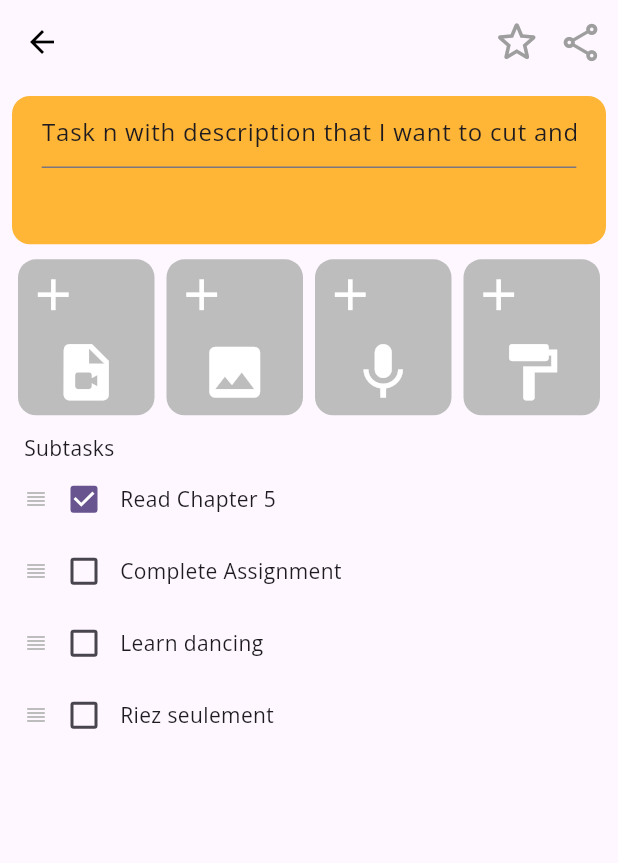
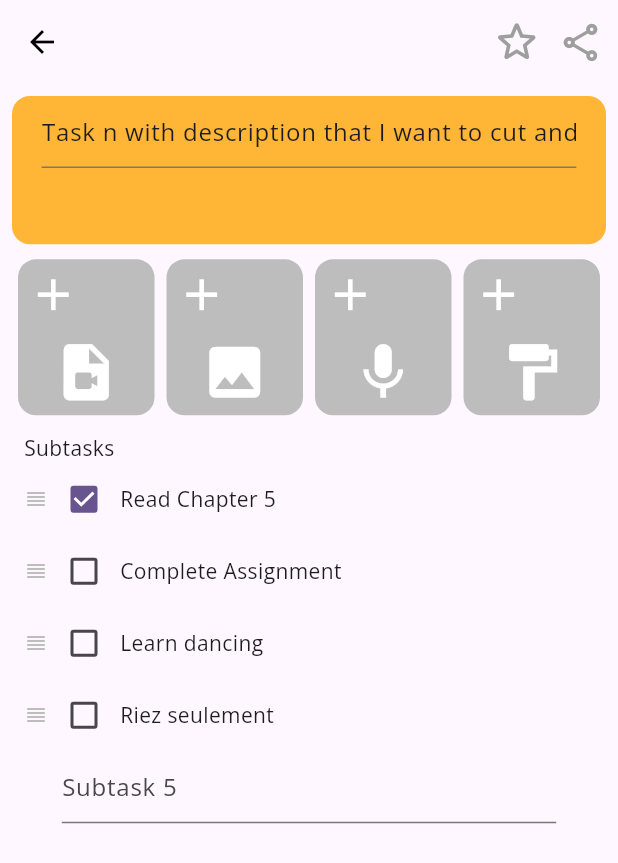
Before and after one commit to Hallcoder/znotes, a Flutter app: the NoteCreationPage screen opened by its route, on a phone screen of 412 x 824 dp. Shown: the top 863 px of the screen. Run offline on Flutter 3.47's test engine with Material 3 defaults, Android fonts, the phone set to English and light mode, and no system bars; our stand-ins replace audioplayers, auto_route, fluttertoast, video_player; missing offline and left inert: clipboard.

```diff
--- a/lib/components/NoteCreationPage/AddSubtaskTextField.dart
+++ b/lib/components/NoteCreationPage/AddSubtaskTextField.dart
@@ -1,6 +1,10 @@
 import 'package:flutter/cupertino.dart';
 import 'package:flutter/material.dart';
 import 'package:flutter/widgets.dart';
+import 'package:provider/provider.dart';
+import 'package:znotes/components/NoteCreationPage/SubtaskTile.dart';
+import 'package:znotes/models/NoteCreationModel.dart';
+import 'package:znotes/utils/content_types.dart';
 
 class AddSubtaskTextField extends StatefulWidget {
   const AddSubtaskTextField({Key? key}) : super(key: key);
@@ -10,27 +14,37 @@ class AddSubtaskTextField extends StatefulWidget {
 }
 
 class _AddSubtaskTextFieldState extends State<AddSubtaskTextField> {
+  bool isAddingTask = false;
   @override
   Widget build(BuildContext context) {
-    bool isAddingTask = false;
     TextEditingController textEditingController = TextEditingController();
-    return GestureDetector(
+    final noteCreationProvider = Provider.of<NoteCreationModel>(context);
+    Note note = noteCreationProvider.note;
+    return !isAddingTask
+        ? Row(
+            crossAxisAlignment: CrossAxisAlignment.end,
+            mainAxisAlignment: MainAxisAlignment.spaceAround,
+            children: [
+              SizedBox(
+                width: MediaQuery.of(context).size.width * 0.80,
+                child: TextField(
+                  decoration: InputDecoration(
+                    hintText: "Subtask ${note.subtasks.length + 1}"
+                  ),
                   onTap: (){
                     setState(() {
                       isAddingTask = true;
                     });
                   },
-      child: Row(crossAxisAlignment: CrossAxisAlignment.center, children: [
-        Expanded(
-          child: TextField(
-            onTapOutside:(e){
-              print("out of focus");
+                  onTapOutside: (e) {
+                    setState(() {
+                      isAddingTask = false;
+                    });
                   },
                   controller: textEditingController,
                 ),
               ),
-        const Icon(Icons.close_rounded)
-      ]),
-    );
+            ])
+        : SubtaskTile(st: Subtask(title: "", checked: false),focus: true);
   }
 }
--- a/lib/components/NoteCreationPage/SubtaskTile.dart
+++ b/lib/components/NoteCreationPage/SubtaskTile.dart
@@ -2,9 +2,9 @@ import 'package:flutter/material.dart';
 import 'package:znotes/utils/content_types.dart';
 
 class SubtaskTile extends StatefulWidget {
-  const SubtaskTile({Key? key, required this.st}) : super(key: key);
+  const SubtaskTile({Key? key, required this.st, this.focus}) : super(key: key);
   final Subtask st;
-
+  final bool? focus;
   @override
   State<SubtaskTile> createState() => _SubtaskTileState();
 }
@@ -14,11 +14,12 @@ class _SubtaskTileState extends State<SubtaskTile> {
   late FocusNode focusNode = FocusNode();
 
   @override
-  void dispose() {
-    focusNode.dispose();
-    super.dispose();
+  void initState() {
+    super.initState();
+    if(widget.focus != null && widget.focus == true){
+      focusNode.requestFocus();
+    }
   }
-
   @override
   Widget build(BuildContext context) {
     return Row(
@@ -31,11 +32,14 @@ class _SubtaskTileState extends State<SubtaskTile> {
                 ? TextFormField(
                     initialValue: widget.st.title,
                     focusNode: focusNode,
+                    decoration: const InputDecoration(
+                      hintText: "Add subtask"
+                    ),
                     onTapOutside: (e) {
                       setState(() {
                         isEditingSubTask = false;
                       });
-                        focusNode.unfocus();
+                      focusNode.unfocus();
                     },
                   )
                 : InkWell(
@@ -43,10 +47,12 @@ class _SubtaskTileState extends State<SubtaskTile> {
                       setState(() {
                         isEditingSubTask = true;
                       });
-                        focusNode.requestFocus();
+                      focusNode.requestFocus();
                     },
                     child: Text(widget.st.title))),
-        isEditingSubTask ? Icon(Icons.close, color: Colors.grey[600], size: 18.0):const SizedBox()
+        isEditingSubTask
+            ? Icon(Icons.close, color: Colors.grey[600], size: 18.0)
+            : const SizedBox()
       ],
     );
   }
--- a/lib/components/NoteCreationPage/SubtasksSection.dart
+++ b/lib/components/NoteCreationPage/SubtasksSection.dart
@@ -3,6 +3,7 @@ import 'dart:math';
 import 'package:flutter/material.dart';
 import 'package:provider/provider.dart';
 import 'package:uuid/uuid.dart';
+import 'package:znotes/components/NoteCreationPage/AddSubtaskTextField.dart';
 import 'package:znotes/models/NoteCreationModel.dart';
 import 'package:znotes/utils/content_types.dart';
 
@@ -32,6 +33,7 @@ class _SubtasksSectionState extends State<SubtasksSection> {
         st: st,
       ));
     }
+    subtasks.add(AddSubtaskTextField(key:ValueKey(uuid.v4())));
     return Container(
       height: size.height * (subtasks.length * 0.15),
       padding: const EdgeInsets.only(left: 8.0,right: 8.0),
```
Also changed, not shown: lib/models/NoteCreationModel.dart (+23 -2 lines). Lines whose indentation alone changed are shown as unchanged.
